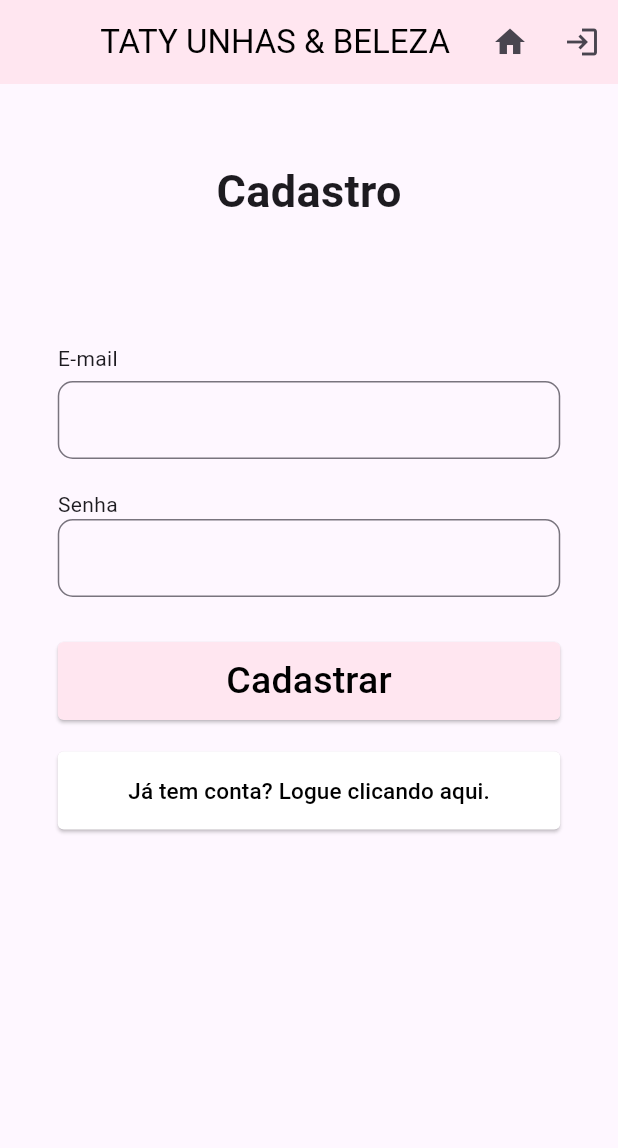
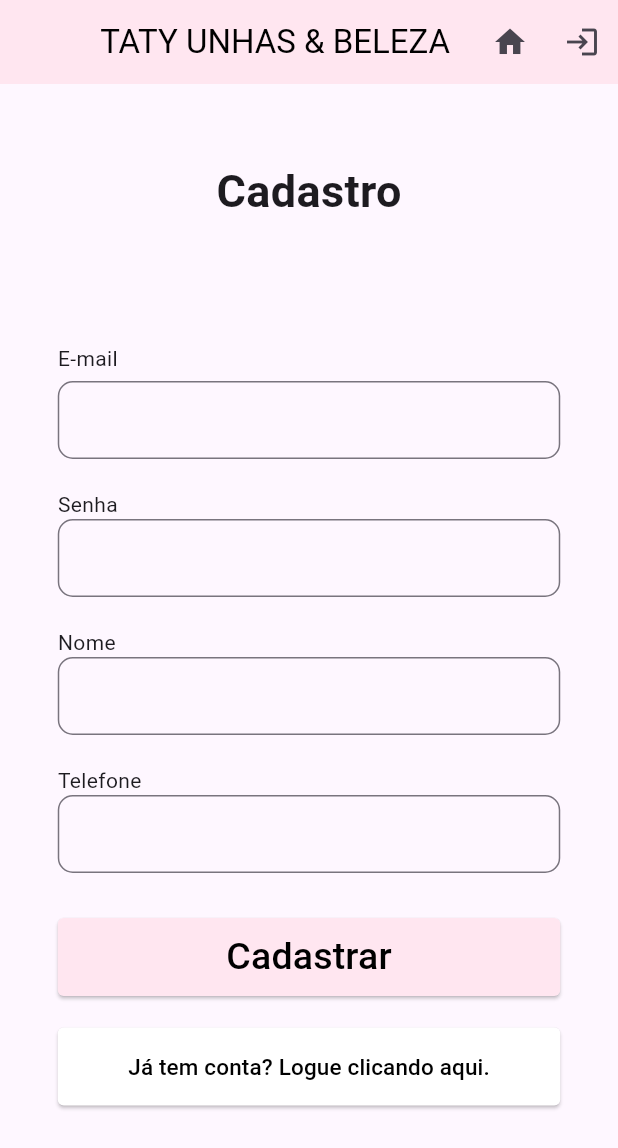
Before and after one commit to joaovtrsantos/tati_unhas_e_beleza_flutter, a Flutter app: the screen it shows after launch, after a tap on "Não tem conta? Cadastre-se.", on a phone screen of 412 x 824 dp. Shown: the top 1148 px of the screen. Run offline on Flutter 3.47's test engine with Material 3 defaults, Android fonts, the phone set to English and light mode, and no system bars; our stand-ins replace cloud_firestore, firebase_auth, firebase_core, font_awesome_flutter; accounts and stored records are empty; network calls fail.

Commit message:
feat: Cadastro de informações adicionais no cadastro do usuário.

```diff
--- a/lib/widgets/login/FormularioLoginCadastro.dart
+++ b/lib/widgets/login/FormularioLoginCadastro.dart
@@ -1,3 +1,4 @@
+import 'package:cloud_firestore/cloud_firestore.dart';
 import 'package:firebase_auth/firebase_auth.dart';
 import 'package:flutter/material.dart';
 import 'package:tati_unhas_e_beleza_flutter/widgets/PaginaInicial.dart';
@@ -8,7 +9,11 @@ import 'package:tati_unhas_e_beleza_flutter/widgets/login/InputFormulario.dart';
 import 'package:tati_unhas_e_beleza_flutter/widgets/login/PaginaLoginCadastro.dart';
 
 class FormularioLoginCadastro extends StatelessWidget {
-  const FormularioLoginCadastro({this.isLogin = true, required this.onAlternarModo, super.key});
+  const FormularioLoginCadastro({
+    this.isLogin = true,
+    required this.onAlternarModo,
+    super.key,
+  });
 
   final bool isLogin;
   final VoidCallback onAlternarModo;
@@ -16,14 +21,16 @@ class FormularioLoginCadastro extends StatelessWidget {
   @override
   Widget build(BuildContext context) {
     final TextEditingController _controllerEmail = TextEditingController();
-    final TextEditingController _controllerPassword = TextEditingController();
+    final TextEditingController _controllerSenha = TextEditingController();
+    final TextEditingController _controllerNome = TextEditingController();
+    final TextEditingController _controllerTelefone = TextEditingController();
     String? errorMessage = '';
 
     Future<void> signInWithEmailAndPassword() async {
       try {
         await Auth().signInWithEmailAndPassword(
           email: _controllerEmail.text,
-          password: _controllerPassword.text,
+          password: _controllerSenha.text,
         );
       } on FirebaseAuthException catch (e) {
         errorMessage = e.message;
@@ -34,13 +41,20 @@ class FormularioLoginCadastro extends StatelessWidget {
       try {
         await Auth().createUserWithEmailAndPassword(
           email: _controllerEmail.text,
-          password: _controllerPassword.text,
+          password: _controllerSenha.text,
         );
+
+        CollectionReference usuarios = FirebaseFirestore.instance.collection('Usuarios');
+        await usuarios.add({
+          'admin': false,
+          'email': _controllerEmail.text,
+          'nome': _controllerNome.text,
+          'telefone': _controllerTelefone.text,
+        });
       } on FirebaseAuthException catch (e) {
         errorMessage = e.message;
       }
     }
-
 
     return Form(
       child: Column(
@@ -51,27 +65,43 @@ class FormularioLoginCadastro extends StatelessWidget {
           InputFormulario(_controllerEmail),
           const SizedBox(height: 20),
           const Text('Senha', textAlign: TextAlign.left),
-          InputFormulario(_controllerPassword),
+          InputFormulario(_controllerSenha),
+          if (!isLogin) ...[
+            SizedBox(height: 20),
+            const Text('Nome', textAlign: TextAlign.left),
+            InputFormulario(_controllerNome),
+            SizedBox(height: 20),
+            const Text('Telefone', textAlign: TextAlign.left),
+            InputFormulario(_controllerTelefone),
+          ],
           const SizedBox(height: 30),
           BotaoSubmit(
             onPressed: () async {
-            if(isLogin) {
+              if (isLogin) {
                 await signInWithEmailAndPassword();
-              if (context.mounted){
-                Navigator.push(context, MaterialPageRoute(builder: (_) =>  TatiUnhasEBelezaApp()));
+                if (context.mounted) {
+                  Navigator.push(
+                    context,
+                    MaterialPageRoute(builder: (_) => TatiUnhasEBelezaApp()),
+                  );
                 }
               } else {
                 createUserWithEmailAndPassword();
-              if (context.mounted){
-                Navigator.push(context, MaterialPageRoute(builder: (_) => LoginCadastro()));
+                if (context.mounted) {
+                  Navigator.push(
+                    context,
+                    MaterialPageRoute(builder: (_) => LoginCadastro()),
+                  );
                 }
               }
             },
             texto: isLogin ? "Entrar" : "Cadastrar",
           ),
           Text(errorMessage == '' ? '' : 'Erro ao fazer login $errorMessage'),
-          isLogin ? BotaoCadastro(onPressed: onAlternarModo) : BotaoCadastro(isLogin: false, onPressed: onAlternarModo)
-        ]
+          isLogin
+              ? BotaoCadastro(onPressed: onAlternarModo)
+              : BotaoCadastro(isLogin: false, onPressed: onAlternarModo),
+        ],
       ),
     );
   }
--- a/pubspec.yaml
+++ b/pubspec.yaml
@@ -37,6 +37,7 @@ dependencies:
   font_awesome_flutter: ^10.8.0
   firebase_core: ^3.13.0
   firebase_auth: ^5.5.3
+  cloud_firestore: ^5.6.7
 dev_dependencies:
   flutter_test:
     sdk: flutter
```
Also changed, not shown: pubspec.lock, 3 other files. Lines whose indentation alone changed are shown as unchanged.
